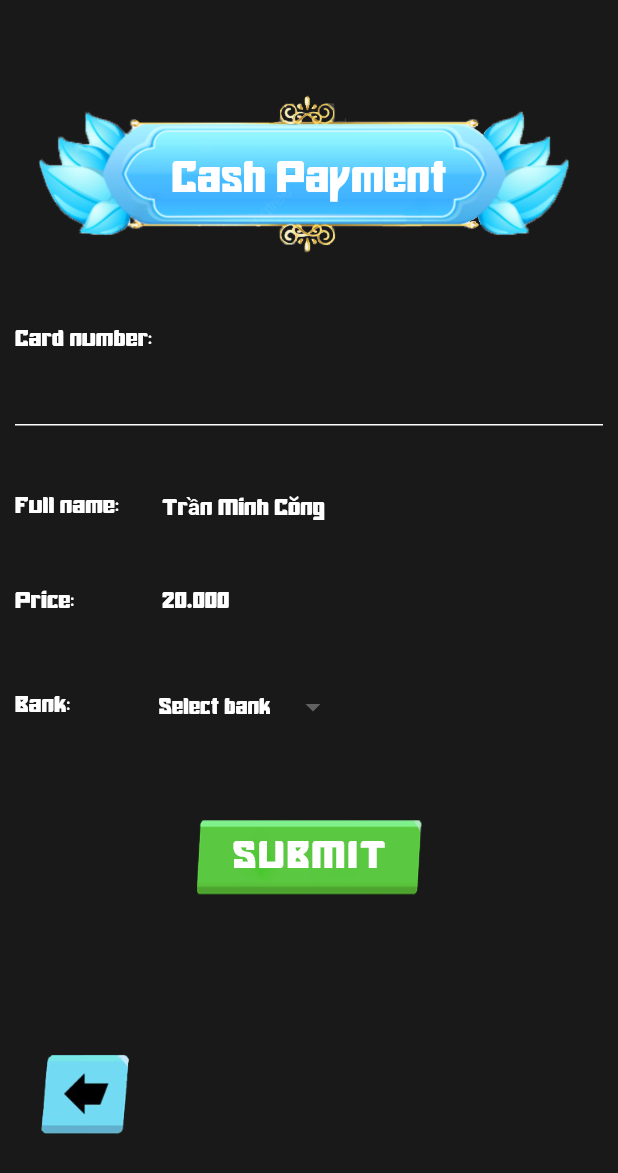
After one commit to JiDuyy/dc_marvel_app, a Flutter app: the PayDiamond screen opened directly, on a phone screen of 412 x 824 dp. The commit adds this screen. Shown: the top 1173 px of the screen. Run offline on Flutter 3.47's test engine with Material 2 defaults, Android fonts, the phone set to English and light mode, and no system bars; drawn by our look-alikes of dropdown_button2; our stand-ins replace animated_text_kit, firebase_auth, firebase_core, flutter_advanced_switch, pinput and 1 more; missing offline and left inert: dart:ffi; accounts and stored records are empty.

Commit message:
update pay

```diff
--- a/lib/components/BorderStore.dart
+++ b/lib/components/BorderStore.dart
@@ -1,5 +1,6 @@
 // ignore_for_file: file_names
 
+import 'package:dc_marvel_app/page/shop/pay.dart';
 import 'package:flutter/material.dart';
 import 'package:widget_and_text_animator/widget_and_text_animator.dart';
 
@@ -65,6 +66,16 @@ class _BorderShopState extends State<BorderShop> {
               ),
               Expanded(
                 flex: 3,
+                child: InkWell(
+                  onTap: () {
+                    Navigator.of(context).push(
+                      PageRouteBuilder(
+                        opaque: false,
+                        pageBuilder: (BuildContext context, _, __) =>
+                            const PayDiamond(),
+                      ),
+                    );
+                  },
                   child: Container(
                     color: Colors.green,
                     child: Row(
@@ -89,6 +100,7 @@ class _BorderShopState extends State<BorderShop> {
                     ),
                   ),
                 ),
+              ),
             ],
           ),
         ),
--- /dev/null
+++ b/lib/components/FramePay.dart
@@ -0,0 +1,41 @@
+import 'package:flutter/material.dart';
+
+class FramePay extends StatefulWidget {
+  const FramePay({super.key, required this.text, required this.txt});
+  final String text;
+  final String txt;
+  @override
+  State<FramePay> createState() => _FramePayState();
+}
+
+class _FramePayState extends State<FramePay> {
+  @override
+  Widget build(BuildContext context) {
+    return Row(
+      children: [
+        Expanded(
+          flex: 1,
+          child: Text(
+            widget.text,
+            style: const TextStyle(
+                fontSize: 15,
+                fontFamily: 'Horizon',
+                fontWeight: FontWeight.bold,
+                color: Colors.white),
+          ),
+        ),
+        Expanded(
+          flex: 3,
+          child: Text(
+            widget.txt,
+            style: const TextStyle(
+                fontSize: 15,
+                fontFamily: 'Horizon',
+                fontWeight: FontWeight.bold,
+                color: Colors.white),
+          ),
+        ),
+      ],
+    );
+  }
+}
--- /dev/null
+++ b/lib/page/shop/pay.dart
@@ -0,0 +1,195 @@
+import 'package:dc_marvel_app/components/FramePay.dart';
+import 'package:flutter/material.dart';
+import 'package:dropdown_button2/dropdown_button2.dart';
+
+class PayDiamond extends StatefulWidget {
+  const PayDiamond({super.key});
+
+  @override
+  State<PayDiamond> createState() => _PayDiamondState();
+}
+
+class _PayDiamondState extends State<PayDiamond> {
+  @override
+  final List<String> items = [
+    'AgriBank',
+    'ViettinBank',
+    'Sacombank',
+    'Wooho Bank',
+  ];
+  String? selectedValue;
+  Widget build(BuildContext context) {
+    return Scaffold(
+      backgroundColor: Colors.black.withOpacity(0.9),
+      body: SingleChildScrollView(
+        child: Container(
+          padding: const EdgeInsets.all(10),
+          child: Column(
+            children: [
+              SizedBox(
+                height: MediaQuery.of(context).size.height / 23,
+              ),
+              Align(
+                alignment: Alignment.center,
+                child: Stack(
+                  alignment: Alignment.center,
+                  children: [
+                    SizedBox(child: Image.asset('assets/images/BgPay.png')),
+                    const Text(
+                      'Cash Payment',
+                      style: TextStyle(
+                          fontSize: 28,
+                          color: Colors.white,
+                          fontWeight: FontWeight.bold,
+                          fontFamily: 'Horizon'),
+                    ),
+                  ],
+                ),
+              ),
+              SizedBox(
+                height: MediaQuery.of(context).size.height / 35,
+              ),
+              Column(
+                crossAxisAlignment: CrossAxisAlignment.start,
+                children: [
+                  const Text(
+                    'Card number:',
+                    style: TextStyle(
+                        color: Colors.white,
+                        fontSize: 15,
+                        fontWeight: FontWeight.bold,
+                        fontFamily: 'Horizon'),
+                  ),
+                  const TextField(
+                    style: TextStyle(color: Colors.white),
+                    decoration: InputDecoration(
+                      enabledBorder: UnderlineInputBorder(
+                        borderSide: BorderSide(color: Colors.white),
+                      ),
+                    ),
+                  ),
+                  SizedBox(
+                    height: MediaQuery.of(context).size.height / 18,
+                  ),
+                  const FramePay(text: 'Full name:', txt: 'Trần Minh Công'),
+                  SizedBox(
+                    height: MediaQuery.of(context).size.height / 18,
+                  ),
+                  const FramePay(text: 'Price:', txt: '20.000'),
+                  SizedBox(
+                    height: MediaQuery.of(context).size.height / 20,
+                  ),
+                  Row(
+                    children: [
+                      const Text(
+                        'Bank:',
+                        style: TextStyle(
+                            color: Colors.white,
+                            fontSize: 15,
+                            fontFamily: 'Horizon',
+                            fontWeight: FontWeight.bold),
+                      ),
+                      SizedBox(
+                        width: MediaQuery.of(context).size.width / 7,
+                      ),
+                      DropdownButtonHideUnderline(
+                        child: DropdownButton2(
+                          hint: const Text(
+                            'Select bank',
+                            style: TextStyle(
+                                fontSize: 14,
+                                color: Colors.white,
+                                fontWeight: FontWeight.bold,
+                                fontFamily: 'Horizon'),
+                          ),
+                          items: items
+                              .map((item) => DropdownMenuItem<String>(
+                                    value: item,
+                                    child: Text(
+                                      item,
+                                      style: const TextStyle(
+                                          fontSize: 14,
+                                          color: Colors.white,
+                                          fontFamily: 'Horizon',
+                                          fontWeight: FontWeight.bold),
+                                    ),
+                                  ))
+                              .toList(),
+                          value: selectedValue,
+                          onChanged: (value) {
+                            setState(() {
+                              selectedValue = value as String;
+                            });
+                          },
+                          buttonHeight: 40,
+                          buttonWidth: 115,
+                          itemHeight: 40,
+                          dropdownDecoration: BoxDecoration(
+                            color: Colors.blue.withOpacity(0.2),
+                          ),
+                        ),
+                      ),
+                    ],
+                  ),
+                  SizedBox(
+                    height: MediaQuery.of(context).size.height / 15,
+                  ),
+                  Row(
+                    mainAxisAlignment: MainAxisAlignment.center,
+                    children: [
+                      Container(
+                        width: 150,
+                        height: 50,
+                        decoration: const BoxDecoration(
+                          image: DecorationImage(
+                            image: AssetImage('assets/images/ButonSetting.png'),
+                            fit: BoxFit.fill,
+                          ),
+                        ),
+                        child: const Center(
+                          child: Text(
+                            'SUBMIT',
+                            style: TextStyle(
+                              fontSize: 25,
+                              fontWeight: FontWeight.w500,
+                              letterSpacing: 1.5,
+                              fontFamily: 'Horizon',
+                              color: Colors.white,
+                            ),
+                          ),
+                        ),
+                      ),
+                    ],
+                  ),
+                  Align(
+                    alignment: Alignment.bottomLeft,
+                    child: Container(
+                      margin: EdgeInsets.only(
+                          top: MediaQuery.of(context).size.height / 8,
+                          left: MediaQuery.of(context).size.width / 25),
+                      height: 60,
+                      width: 60,
+                      child: InkWell(
+                        onTap: () => Navigator.pop(context),
+                        child: Container(
+                          height: double.infinity,
+                          width: double.infinity,
+                          decoration: const BoxDecoration(
+                            image: DecorationImage(
+                              image: AssetImage('assets/images/ButtonBack.png'),
+                              // fit: BoxFit.cover,
+                            ),
+                          ),
+                        ),
+                      ),
+                    ),
+                  ),
+                ],
+              ),
+            ],
+          ),
+        ),
+      ),
+    );
+  }
+}
--- a/pubspec.yaml
+++ b/pubspec.yaml
@@ -50,6 +50,8 @@ dependencies:
   firebase_auth: ^4.1.3
   pinput: ^2.2.16
   flutter_image_slideshow: ^0.1.4
+  dropdown_button2: ^1.9.1
+
 
 flutter_icons:
   android: "launcher_icon"
```
Also changed, not shown: assets/images/BgPay.png (added), pubspec.lock. Lines whose indentation alone changed are shown as unchanged.
